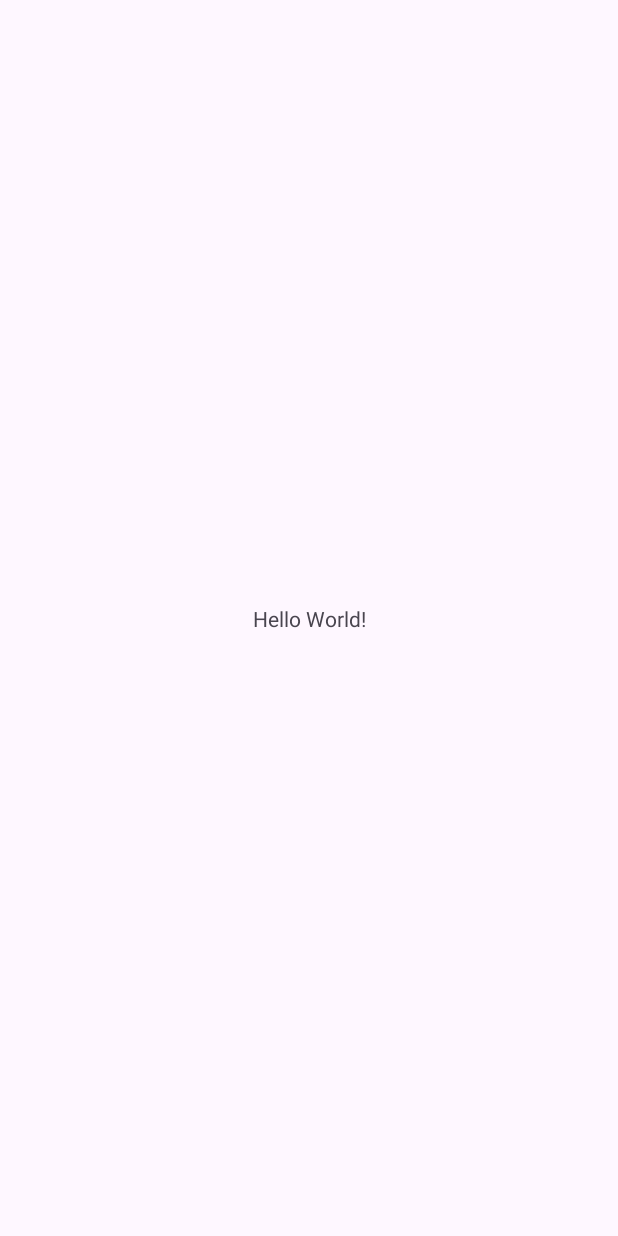
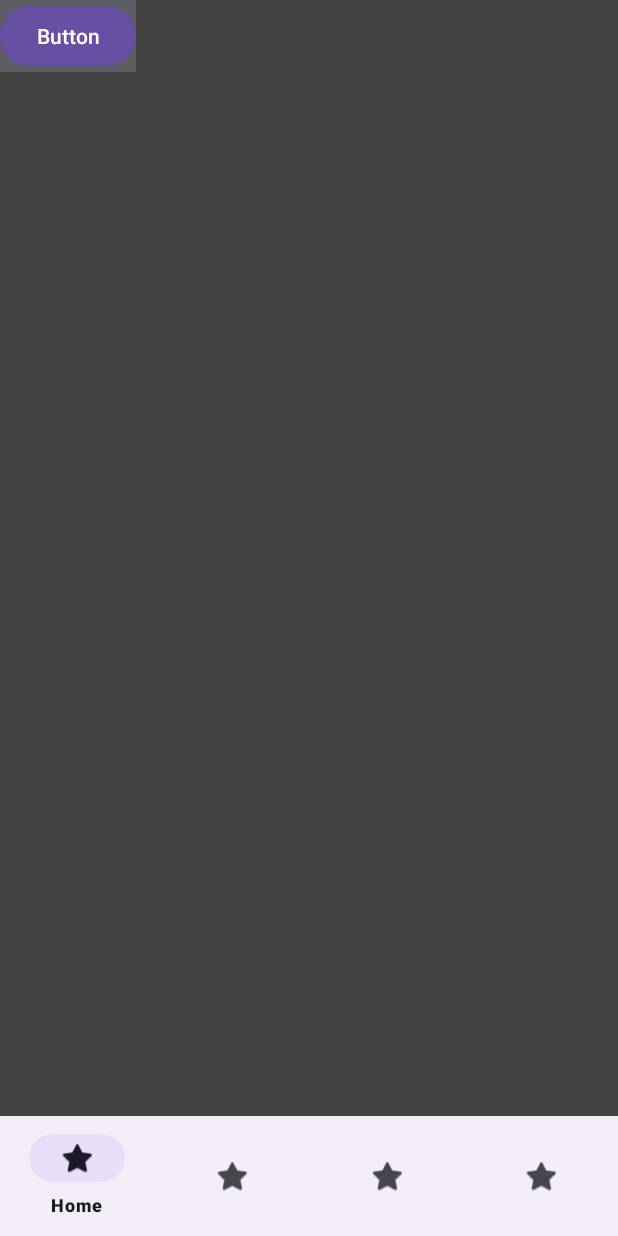
Before and after one commit to k-nitta-author/MGHS_Practicum, an Android app: the screen it shows after launch (MainActivity), on a phone screen of 412 x 824 dp. Before the commit the screen is almost empty. Run offline under Robolectric (Android 15) with nearby library versions, the phone set to English and light mode, and no system bars.

Commit message:
added several fragments and a basic non-functional navigation-bar

```diff
--- a/app/build.gradle.kts
+++ b/app/build.gradle.kts
@@ -37,6 +37,7 @@ dependencies {
     implementation(libs.material)
     implementation(libs.activity)
     implementation(libs.constraintlayout)
+    implementation(libs.navigation.fragment)
     testImplementation(libs.junit)
     androidTestImplementation(libs.ext.junit)
     androidTestImplementation(libs.espresso.core)
--- /dev/null
+++ b/app/src/main/java/com/example/themghsapp/ContactFragment.java
@@ -0,0 +1,64 @@
+package com.example.themghsapp;
+
+import android.os.Bundle;
+
+import androidx.fragment.app.Fragment;
+
+import android.view.LayoutInflater;
+import android.view.View;
+import android.view.ViewGroup;
+
+/**
+ * A simple {@link Fragment} subclass.
+ * Use the {@link ContactFragment#newInstance} factory method to
+ * create an instance of this fragment.
+ */
+public class ContactFragment extends Fragment {
+
+    // TODO: Rename parameter arguments, choose names that match
+    // the fragment initialization parameters, e.g. ARG_ITEM_NUMBER
+    private static final String ARG_PARAM1 = "param1";
+    private static final String ARG_PARAM2 = "param2";
+
+    // TODO: Rename and change types of parameters
+    private String mParam1;
+    private String mParam2;
+
+    public ContactFragment() {
+        // Required empty public constructor
+    }
+
+    /**
+     * Use this factory method to create a new instance of
+     * this fragment using the provided parameters.
+     *
+     * @param param1 Parameter 1.
+     * @param param2 Parameter 2.
+     * @return A new instance of fragment ContactFragment.
+     */
+    // TODO: Rename and change types and number of parameters
+    public static ContactFragment newInstance(String param1, String param2) {
+        ContactFragment fragment = new ContactFragment();
+        Bundle args = new Bundle();
+        args.putString(ARG_PARAM1, param1);
+        args.putString(ARG_PARAM2, param2);
+        fragment.setArguments(args);
+        return fragment;
+    }
+
+    @Override
+    public void onCreate(Bundle savedInstanceState) {
+        super.onCreate(savedInstanceState);
+        if (getArguments() != null) {
+            mParam1 = getArguments().getString(ARG_PARAM1);
+            mParam2 = getArguments().getString(ARG_PARAM2);
+        }
+    }
+
+    @Override
+    public View onCreateView(LayoutInflater inflater, ViewGroup container,
+                             Bundle savedInstanceState) {
+        // Inflate the layout for this fragment
+        return inflater.inflate(R.layout.fragment_contact, container, false);
+    }
+}
--- /dev/null
+++ b/app/src/main/java/com/example/themghsapp/HomeFragment.java
@@ -0,0 +1,64 @@
+package com.example.themghsapp;
+
+import android.os.Bundle;
+
+import androidx.fragment.app.Fragment;
+
+import android.view.LayoutInflater;
+import android.view.View;
+import android.view.ViewGroup;
+
+/**
+ * A simple {@link Fragment} subclass.
+ * Use the {@link HomeFragment#newInstance} factory method to
+ * create an instance of this fragment.
+ */
+public class HomeFragment extends Fragment {
+
+    // TODO: Rename parameter arguments, choose names that match
+    // the fragment initialization parameters, e.g. ARG_ITEM_NUMBER
+    private static final String ARG_PARAM1 = "param1";
+    private static final String ARG_PARAM2 = "param2";
+
+    // TODO: Rename and change types of parameters
+    private String mParam1;
+    private String mParam2;
+
+    public HomeFragment() {
+        // Required empty public constructor
+    }
+
+    /**
+     * Use this factory method to create a new instance of
+     * this fragment using the provided parameters.
+     *
+     * @param param1 Parameter 1.
+     * @param param2 Parameter 2.
+     * @return A new instance of fragment HomeFragment.
+     */
+    // TODO: Rename and change types and number of parameters
+    public static HomeFragment newInstance(String param1, String param2) {
+        HomeFragment fragment = new HomeFragment();
+        Bundle args = new Bundle();
+        args.putString(ARG_PARAM1, param1);
+        args.putString(ARG_PARAM2, param2);
+        fragment.setArguments(args);
+        return fragment;
+    }
+
+    @Override
+    public void onCreate(Bundle savedInstanceState) {
+        super.onCreate(savedInstanceState);
+        if (getArguments() != null) {
+            mParam1 = getArguments().getString(ARG_PARAM1);
+            mParam2 = getArguments().getString(ARG_PARAM2);
+        }
+    }
+
+    @Override
+    public View onCreateView(LayoutInflater inflater, ViewGroup container,
+                             Bundle savedInstanceState) {
+        // Inflate the layout for this fragment
+        return inflater.inflate(R.layout.fragment_home, container, false);
+    }
+}
--- a/app/src/main/java/com/example/themghsapp/MainActivity.java
+++ b/app/src/main/java/com/example/themghsapp/MainActivity.java
@@ -1,14 +1,24 @@
 package com.example.themghsapp;
 
 import android.os.Bundle;
+import android.view.MenuItem;
 
 import androidx.activity.EdgeToEdge;
 import androidx.appcompat.app.AppCompatActivity;
 import androidx.core.graphics.Insets;
 import androidx.core.view.ViewCompat;
 import androidx.core.view.WindowInsetsCompat;
+import androidx.fragment.app.Fragment;
+import androidx.fragment.app.FragmentManager;
+import androidx.navigation.fragment.NavHostFragment;
+
+import com.google.android.material.bottomnavigation.BottomNavigationView;
+import com.google.android.material.navigation.NavigationBarView;
+import com.google.android.material.navigation.NavigationBarView.OnItemReselectedListener;
 
 public class MainActivity extends AppCompatActivity {
+
+    BottomNavigationView bottom_navigation;
 
     @Override
     protected void onCreate(Bundle savedInstanceState) {
@@ -19,6 +29,20 @@ public class MainActivity extends AppCompatActivity {
             Insets systemBars = insets.getInsets(WindowInsetsCompat.Type.systemBars());
             v.setPadding(systemBars.left, systemBars.top, systemBars.right, systemBars.bottom);
             return insets;
+
+
         });
+
+        FragmentManager fragmentManager = getSupportFragmentManager();
+        fragmentManager.beginTransaction()
+                .replace(R.id.fragmentContainerView, ContactFragment.class, null)
+                .setReorderingAllowed(true)
+                .addToBackStack("name") // Name can be null
+                .commit();
+
+        bottom_navigation = findViewById(R.id.bottomNavigationView);
+
+
+
     }
 }
--- a/app/src/main/res/layout/activity_main.xml
+++ b/app/src/main/res/layout/activity_main.xml
@@ -7,13 +7,29 @@
     android:layout_height="match_parent"
     tools:context=".MainActivity">
 
-    <TextView
-        android:layout_width="wrap_content"
+    <com.google.android.material.bottomnavigation.BottomNavigationView
+        android:id="@+id/bottomNavigationView"
+        android:layout_width="match_parent"
         android:layout_height="wrap_content"
-        android:text="Hello World!"
         app:layout_constraintBottom_toBottomOf="parent"
         app:layout_constraintEnd_toEndOf="parent"
         app:layout_constraintStart_toStartOf="parent"
-        app:layout_constraintTop_toTopOf="parent" />
+        app:menu="@menu/bottom_nav_menu" />
 
+    <FrameLayout
+        android:layout_width="0dp"
+        android:layout_height="0dp"
+        app:layout_constraintBottom_toTopOf="@+id/bottomNavigationView"
+        app:layout_constraintEnd_toEndOf="parent"
+        app:layout_constraintStart_toStartOf="parent"
+        app:layout_constraintTop_toTopOf="parent"
+        android:background="@color/cardview_dark_background">
+
+        <androidx.fragment.app.FragmentContainerView
+            android:id="@+id/fragmentContainerView"
+            android:name="com.example.themghsapp.HomeFragment"
+            android:layout_width="wrap_content"
+            android:layout_height="wrap_content"
+            />
+    </FrameLayout>
 </androidx.constraintlayout.widget.ConstraintLayout>
--- /dev/null
+++ b/app/src/main/res/layout/fragment_contact.xml
@@ -0,0 +1,26 @@
+<?xml version="1.0" encoding="utf-8"?>
+<FrameLayout xmlns:android="http://schemas.android.com/apk/res/android"
+    xmlns:tools="http://schemas.android.com/tools"
+    android:layout_width="match_parent"
+    android:layout_height="match_parent"
+    android:background="@color/material_dynamic_neutral40"
+    tools:context=".ContactFragment">
+
+    <Button
+        android:id="@+id/button"
+        android:layout_width="wrap_content"
+        android:layout_height="wrap_content"
+        android:text="Button" />
+
+    <LinearLayout
+        android:layout_width="match_parent"
+        android:layout_height="match_parent"
+        android:orientation="vertical">
+
+        <Button
+            android:id="@+id/button2"
+            android:layout_width="match_parent"
+            android:layout_height="wrap_content"
+            android:text="Button" />
+    </LinearLayout>
+</FrameLayout>
--- /dev/null
+++ b/app/src/main/res/menu/bottom_nav_menu.xml
@@ -0,0 +1,29 @@
+<?xml version="1.0" encoding="utf-8"?>
+<menu xmlns:android="http://schemas.android.com/apk/res/android">
+
+    <item
+        android:id="@+id/home"
+        android:enabled="true"
+        android:icon="@android:drawable/btn_star_big_on"
+        android:title="Home"
+        android:visible="true" />
+    <item
+        android:id="@+id/about"
+        android:enabled="true"
+        android:icon="@android:drawable/btn_star_big_on"
+        android:title="About"
+        android:visible="true" />
+    <item
+        android:id="@+id/services"
+        android:checkable="false"
+        android:enabled="true"
+        android:icon="@android:drawable/btn_star_big_on"
+        android:title="Services"
+        android:visible="true" />
+    <item
+        android:id="@+id/contact"
+        android:enabled="true"
+        android:icon="@android:drawable/btn_star_big_on"
+        android:title="Contact"
+        android:visible="true" />
+</menu>
--- a/app/src/main/res/values/strings.xml
+++ b/app/src/main/res/values/strings.xml
@@ -1,3 +1,5 @@
 <resources>
     <string name="app_name">THE MGHS APP</string>
+    <!-- TODO: Remove or change this placeholder text -->
+    <string name="hello_blank_fragment">Hello blank fragment</string>
 </resources>
--- a/gradle/libs.versions.toml
+++ b/gradle/libs.versions.toml
@@ -7,6 +7,7 @@ appcompat = "1.7.0"
 material = "1.12.0"
 activity = "1.9.0"
 constraintlayout = "2.1.4"
+navigationFragment = "2.7.7"
 
 [libraries]
 junit = { group = "junit", name = "junit", version.ref = "junit" }
@@ -16,6 +17,7 @@ appcompat = { group = "androidx.appcompat", name = "appcompat", version.ref = "a
 material = { group = "com.google.android.material", name = "material", version.ref = "material" }
 activity = { group = "androidx.activity", name = "activity", version.ref = "activity" }
 constraintlayout = { group = "androidx.constraintlayout", name = "constraintlayout", version.ref = "constraintlayout" }
+navigation-fragment = { group = "androidx.navigation", name = "navigation-fragment", version.ref = "navigationFragment" }
 
 [plugins]
 android-application = { id = "com.android.application", version.ref = "agp" }
```
Also changed, not shown: app/src/main/java/com/example/themghsapp/AboutFragment.java (added, +64 -0 lines), app/src/main/java/com/example/themghsapp/ServicesFragment.java (added, +64 -0 lines), app/src/main/res/layout/fragment_about.xml (added, +14 -0 lines), app/src/main/res/layout/fragment_home.xml (added, +14 -0 lines), app/src/main/res/layout/fragment_services.xml (added, +14 -0 lines).
